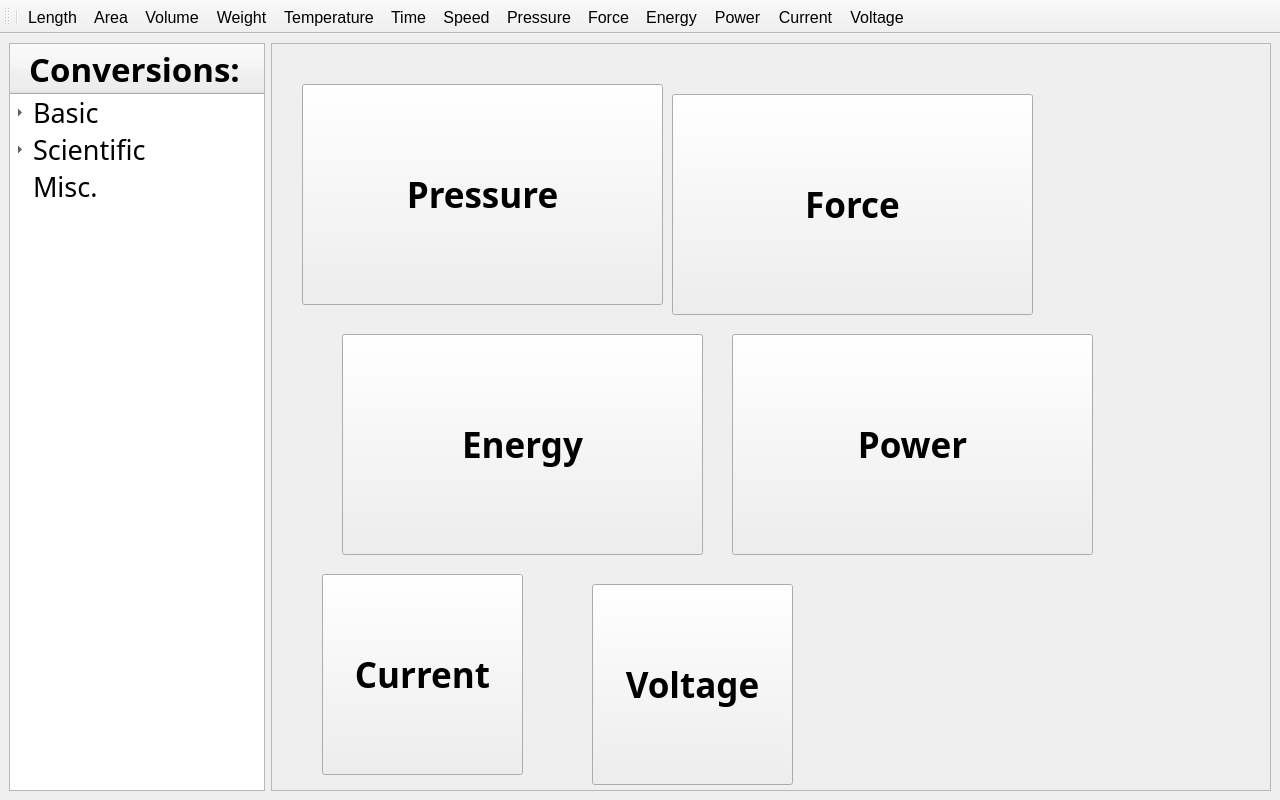
30vam/cute-converter, file mainwindow.ui: the form before one commit.
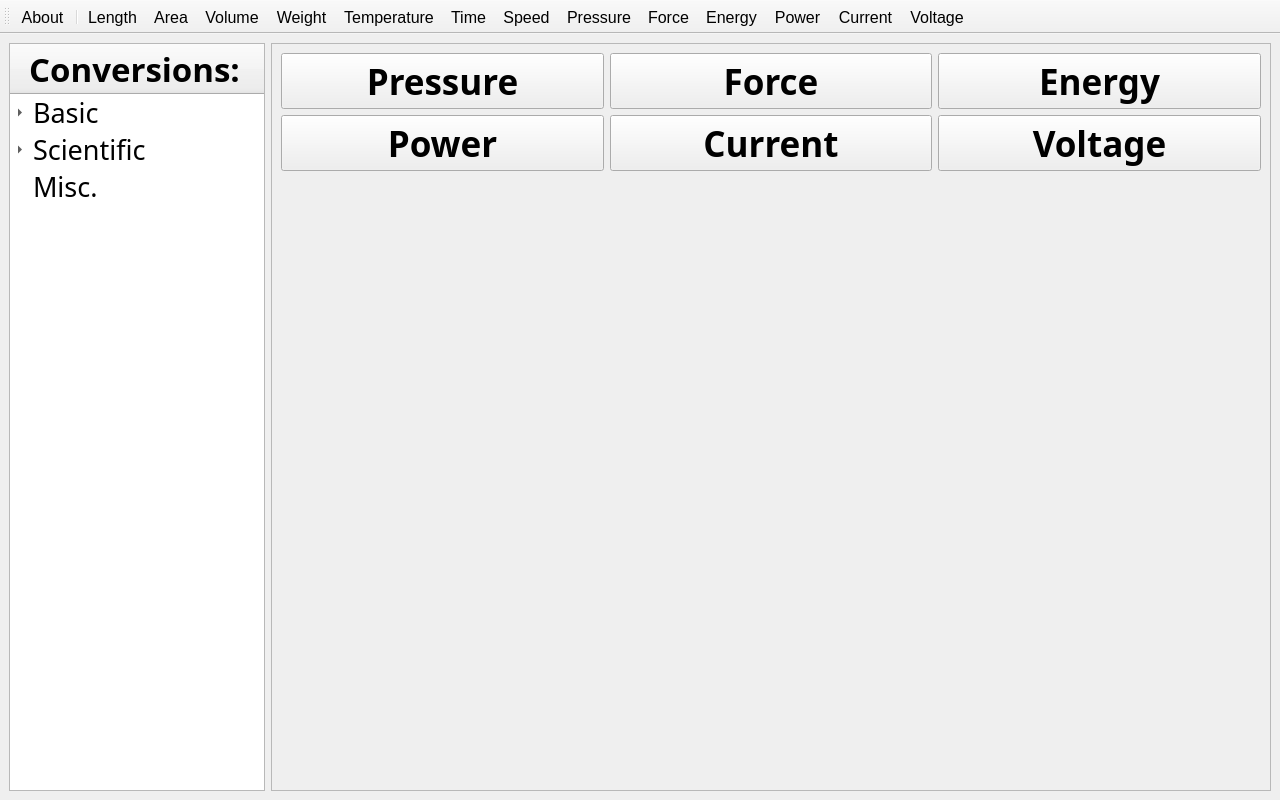
The form after the commit. The open tabs and pages were chosen to show the change. Icons and pictures are not drawn.

Commit message: fixed scientific page

```diff
--- a/mainwindow.ui
+++ b/mainwindow.ui
@@ -1868,234 +1868,213 @@
        </layout>
       </widget>
       <widget class="QWidget" name="scientificPage">
-       <widget class="QToolButton" name="pressureToolButton">
-        <property name="geometry">
-         <rect>
-          <x>30</x>
-          <y>40</y>
-          <width>361</width>
-          <height>221</height>
-         </rect>
-        </property>
-        <property name="sizePolicy">
-         <sizepolicy hsizetype="Preferred" vsizetype="Preferred">
-          <horstretch>0</horstretch>
-          <verstretch>0</verstretch>
-         </sizepolicy>
-        </property>
-        <property name="font">
-         <font>
-          <family>Aleo</family>
-          <pointsize>26</pointsize>
-          <bold>true</bold>
-         </font>
-        </property>
-        <property name="focusPolicy">
-         <enum>Qt::StrongFocus</enum>
-        </property>
-        <property name="text">
-         <string>Pressure</string>
-        </property>
-        <property name="iconSize">
-         <size>
-          <width>156</width>
-          <height>156</height>
-         </size>
-        </property>
-        <property name="toolButtonStyle">
-         <enum>Qt::ToolButtonTextUnderIcon</enum>
-        </property>
-       </widget>
-       <widget class="QToolButton" name="forceToolButton">
-        <property name="geometry">
-         <rect>
-          <x>400</x>
-          <y>50</y>
-          <width>361</width>
-          <height>221</height>
-         </rect>
-        </property>
-        <property name="sizePolicy">
-         <sizepolicy hsizetype="Preferred" vsizetype="Preferred">
-          <horstretch>0</horstretch>
-          <verstretch>0</verstretch>
-         </sizepolicy>
-        </property>
-        <property name="font">
-         <font>
-          <family>Aleo</family>
-          <pointsize>26</pointsize>
-          <bold>true</bold>
-         </font>
-        </property>
-        <property name="focusPolicy">
-         <enum>Qt::StrongFocus</enum>
-        </property>
-        <property name="text">
-         <string>Force</string>
-        </property>
-        <property name="iconSize">
-         <size>
-          <width>156</width>
-          <height>156</height>
-         </size>
-        </property>
-        <property name="toolButtonStyle">
-         <enum>Qt::ToolButtonTextUnderIcon</enum>
-        </property>
-       </widget>
-       <widget class="QToolButton" name="energyToolButton">
-        <property name="geometry">
-         <rect>
-          <x>70</x>
-          <y>290</y>
-          <width>361</width>
-          <height>221</height>
-         </rect>
-        </property>
-        <property name="sizePolicy">
-         <sizepolicy hsizetype="Preferred" vsizetype="Preferred">
-          <horstretch>0</horstretch>
-          <verstretch>0</verstretch>
-         </sizepolicy>
-        </property>
-        <property name="font">
-         <font>
-          <family>Aleo</family>
-          <pointsize>26</pointsize>
-          <bold>true</bold>
-         </font>
-        </property>
-        <property name="focusPolicy">
-         <enum>Qt::StrongFocus</enum>
-        </property>
-        <property name="text">
-         <string>Energy</string>
-        </property>
-        <property name="iconSize">
-         <size>
-          <width>156</width>
-          <height>156</height>
-         </size>
-        </property>
-        <property name="toolButtonStyle">
-         <enum>Qt::ToolButtonTextUnderIcon</enum>
-        </property>
-       </widget>
-       <widget class="QToolButton" name="powerToolButton">
-        <property name="geometry">
-         <rect>
-          <x>460</x>
-          <y>290</y>
-          <width>361</width>
-          <height>221</height>
-         </rect>
-        </property>
-        <property name="sizePolicy">
-         <sizepolicy hsizetype="Preferred" vsizetype="Preferred">
-          <horstretch>0</horstretch>
-          <verstretch>0</verstretch>
-         </sizepolicy>
-        </property>
-        <property name="font">
-         <font>
-          <family>Aleo</family>
-          <pointsize>26</pointsize>
-          <bold>true</bold>
-         </font>
-        </property>
-        <property name="focusPolicy">
-         <enum>Qt::StrongFocus</enum>
-        </property>
-        <property name="text">
-         <string>Power</string>
-        </property>
-        <property name="iconSize">
-         <size>
-          <width>156</width>
-          <height>156</height>
-         </size>
-        </property>
-        <property name="toolButtonStyle">
-         <enum>Qt::ToolButtonTextUnderIcon</enum>
-        </property>
-       </widget>
-       <widget class="QToolButton" name="currentToolButton">
-        <property name="geometry">
-         <rect>
-          <x>50</x>
-          <y>530</y>
-          <width>201</width>
-          <height>201</height>
-         </rect>
-        </property>
-        <property name="sizePolicy">
-         <sizepolicy hsizetype="Preferred" vsizetype="Preferred">
-          <horstretch>0</horstretch>
-          <verstretch>0</verstretch>
-         </sizepolicy>
-        </property>
-        <property name="font">
-         <font>
-          <family>Aleo</family>
-          <pointsize>26</pointsize>
-          <bold>true</bold>
-         </font>
-        </property>
-        <property name="focusPolicy">
-         <enum>Qt::StrongFocus</enum>
-        </property>
-        <property name="text">
-         <string>Current</string>
-        </property>
-        <property name="iconSize">
-         <size>
-          <width>156</width>
-          <height>156</height>
-         </size>
-        </property>
-        <property name="toolButtonStyle">
-         <enum>Qt::ToolButtonTextUnderIcon</enum>
-        </property>
-       </widget>
-       <widget class="QToolButton" name="voltageToolButton">
-        <property name="geometry">
-         <rect>
-          <x>320</x>
-          <y>540</y>
-          <width>201</width>
-          <height>201</height>
-         </rect>
-        </property>
-        <property name="sizePolicy">
-         <sizepolicy hsizetype="Preferred" vsizetype="Preferred">
-          <horstretch>0</horstretch>
-          <verstretch>0</verstretch>
-         </sizepolicy>
-        </property>
-        <property name="font">
-         <font>
-          <family>Aleo</family>
-          <pointsize>26</pointsize>
-          <bold>true</bold>
-         </font>
-        </property>
-        <property name="focusPolicy">
-         <enum>Qt::StrongFocus</enum>
-        </property>
-        <property name="text">
-         <string>Voltage</string>
-        </property>
-        <property name="iconSize">
-         <size>
-          <width>156</width>
-          <height>156</height>
-         </size>
-        </property>
-        <property name="toolButtonStyle">
-         <enum>Qt::ToolButtonTextUnderIcon</enum>
-        </property>
-       </widget>
+       <layout class="QGridLayout" name="gridLayout_2" columnstretch="0,0,0,0,0,0,0">
+        <item row="2" column="0">
+         <widget class="QToolButton" name="powerToolButton">
+          <property name="sizePolicy">
+           <sizepolicy hsizetype="Preferred" vsizetype="Preferred">
+            <horstretch>0</horstretch>
+            <verstretch>0</verstretch>
+           </sizepolicy>
+          </property>
+          <property name="font">
+           <font>
+            <family>Aleo</family>
+            <pointsize>26</pointsize>
+            <bold>true</bold>
+           </font>
+          </property>
+          <property name="focusPolicy">
+           <enum>Qt::StrongFocus</enum>
+          </property>
+          <property name="text">
+           <string>Power</string>
+          </property>
+          <property name="iconSize">
+           <size>
+            <width>156</width>
+            <height>156</height>
+           </size>
+          </property>
+          <property name="toolButtonStyle">
+           <enum>Qt::ToolButtonTextUnderIcon</enum>
+          </property>
+         </widget>
+        </item>
+        <item row="0" column="0">
+         <widget class="QToolButton" name="pressureToolButton">
+          <property name="sizePolicy">
+           <sizepolicy hsizetype="Preferred" vsizetype="Preferred">
+            <horstretch>0</horstretch>
+            <verstretch>0</verstretch>
+           </sizepolicy>
+          </property>
+          <property name="font">
+           <font>
+            <family>Aleo</family>
+            <pointsize>26</pointsize>
+            <bold>true</bold>
+           </font>
+          </property>
+          <property name="focusPolicy">
+           <enum>Qt::StrongFocus</enum>
+          </property>
+          <property name="text">
+           <string>Pressure</string>
+          </property>
+          <property name="iconSize">
+           <size>
+            <width>156</width>
+            <height>156</height>
+           </size>
+          </property>
+          <property name="toolButtonStyle">
+           <enum>Qt::ToolButtonTextUnderIcon</enum>
+          </property>
+         </widget>
+        </item>
+        <item row="2" column="1">
+         <widget class="QToolButton" name="currentToolButton">
+          <property name="sizePolicy">
+           <sizepolicy hsizetype="Preferred" vsizetype="Preferred">
+            <horstretch>0</horstretch>
+            <verstretch>0</verstretch>
+           </sizepolicy>
+          </property>
+          <property name="font">
+           <font>
+            <family>Aleo</family>
+            <pointsize>26</pointsize>
+            <bold>true</bold>
+           </font>
+          </property>
+          <property name="focusPolicy">
+           <enum>Qt::StrongFocus</enum>
+          </property>
+          <property name="text">
+           <string>Current</string>
+          </property>
+          <property name="iconSize">
+           <size>
+            <width>156</width>
+            <height>156</height>
+           </size>
+          </property>
+          <property name="toolButtonStyle">
+           <enum>Qt::ToolButtonTextUnderIcon</enum>
+          </property>
+         </widget>
+        </item>
+        <item row="6" column="0">
+         <spacer name="verticalSpacer_2">
+          <property name="orientation">
+           <enum>Qt::Vertical</enum>
+          </property>
+          <property name="sizeHint" stdset="0">
+           <size>
+            <width>20</width>
+            <height>530</height>
+           </size>
+          </property>
+         </spacer>
+        </item>
+        <item row="0" column="3">
+         <widget class="QToolButton" name="energyToolButton">
+          <property name="sizePolicy">
+           <sizepolicy hsizetype="Preferred" vsizetype="Preferred">
+            <horstretch>0</horstretch>
+            <verstretch>0</verstretch>
+           </sizepolicy>
+          </property>
+          <property name="font">
+           <font>
+            <family>Aleo</family>
+            <pointsize>26</pointsize>
+            <bold>true</bold>
+           </font>
+          </property>
+          <property name="focusPolicy">
+           <enum>Qt::StrongFocus</enum>
+          </property>
+          <property name="text">
+           <string>Energy</string>
+          </property>
+          <property name="iconSize">
+           <size>
+            <width>156</width>
+            <height>156</height>
+           </size>
+          </property>
+          <property name="toolButtonStyle">
+           <enum>Qt::ToolButtonTextUnderIcon</enum>
+          </property>
+         </widget>
+        </item>
+        <item row="0" column="1">
+         <widget class="QToolButton" name="forceToolButton">
+          <property name="sizePolicy">
+           <sizepolicy hsizetype="Preferred" vsizetype="Preferred">
+            <horstretch>0</horstretch>
+            <verstretch>0</verstretch>
+           </sizepolicy>
+          </property>
+          <property name="font">
+           <font>
+            <family>Aleo</family>
+            <pointsize>26</pointsize>
+            <bold>true</bold>
+           </font>
+          </property>
+          <property name="focusPolicy">
+           <enum>Qt::StrongFocus</enum>
+          </property>
+          <property name="text">
+           <string>Force</string>
+          </property>
+          <property name="iconSize">
+           <size>
+            <width>156</width>
+            <height>156</height>
+           </size>
+          </property>
+          <property name="toolButtonStyle">
+           <enum>Qt::ToolButtonTextUnderIcon</enum>
+          </property>
+         </widget>
+        </item>
+        <item row="2" column="3">
+         <widget class="QToolButton" name="voltageToolButton">
+          <property name="sizePolicy">
+           <sizepolicy hsizetype="Preferred" vsizetype="Preferred">
+            <horstretch>0</horstretch>
+            <verstretch>0</verstretch>
+           </sizepolicy>
+          </property>
+          <property name="font">
+           <font>
+            <family>Aleo</family>
+            <pointsize>26</pointsize>
+            <bold>true</bold>
+           </font>
+          </property>
+          <property name="focusPolicy">
+           <enum>Qt::StrongFocus</enum>
+          </property>
+          <property name="text">
+           <string>Voltage</string>
+          </property>
+          <property name="iconSize">
+           <size>
+            <width>156</width>
+            <height>156</height>
+           </size>
+          </property>
+          <property name="toolButtonStyle">
+           <enum>Qt::ToolButtonTextUnderIcon</enum>
+          </property>
+         </widget>
+        </item>
+       </layout>
       </widget>
       <widget class="QWidget" name="pressureWidget">
        <layout class="QHBoxLayout" name="horizontalLayout_9" stretch="2,1">
@@ -3185,6 +3164,7 @@
    <attribute name="toolBarBreak">
     <bool>false</bool>
    </attribute>
+   <addaction name="aboutAction"/>
    <addaction name="separator"/>
    <addaction name="switchToLengthAction"/>
    <addaction name="switchToAreaAction"/>
@@ -3356,6 +3336,18 @@
     <string>Switch to voltage converter</string>
    </property>
   </action>
+  <action name="aboutAction">
+   <property name="icon">
+    <iconset resource="icons.qrc">
+     <normaloff>:/icons/about_icon.png</normaloff>:/icons/about_icon.png</iconset>
+   </property>
+   <property name="text">
+    <string>About</string>
+   </property>
+   <property name="toolTip">
+    <string>Credit</string>
+   </property>
+  </action>
  </widget>
  <resources>
   <include location="icons.qrc"/>
```
Left out of the diff: 362 changed lines with no effect on the pictures. The commit also changes 2 other files.
